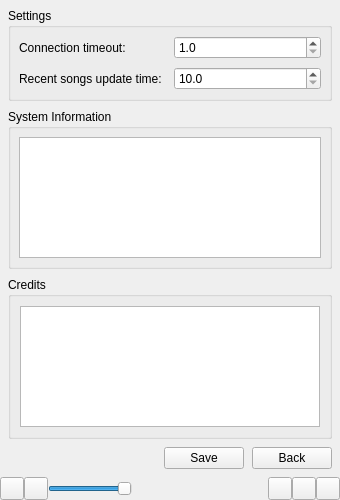
Old version of the form resources/gui/main-window.ui in the repository alexitx/eternal-radio-player.
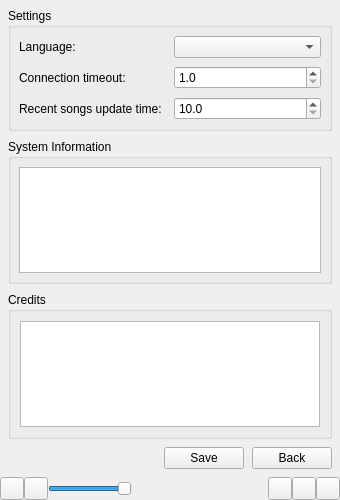
New version of the form. The open tabs and pages were chosen to show the change. Icons and pictures are not drawn. Custom widgets are drawn as their Qt base class.

Commit message: Implement i18n for GUI

```diff
--- a/resources/gui/main-window.ui
+++ b/resources/gui/main-window.ui
@@ -191,34 +191,21 @@
                <property name="spacing">
                 <number>8</number>
                </property>
-               <item row="0" column="0">
+               <item row="1" column="0">
                 <widget class="QLabel" name="connection_timeout_label">
                  <property name="text">
                   <string notr="true">Connection timeout:</string>
                  </property>
                 </widget>
                </item>
-               <item row="1" column="0">
+               <item row="2" column="0">
                 <widget class="QLabel" name="recent_songs_update_time_label">
                  <property name="text">
                   <string notr="true">Recent songs update time:</string>
                  </property>
                 </widget>
                </item>
-               <item row="0" column="1">
-                <widget class="QDoubleSpinBox" name="connection_timeout_input">
-                 <property name="decimals">
-                  <number>1</number>
-                 </property>
-                 <property name="minimum">
-                  <double>1.000000000000000</double>
-                 </property>
-                 <property name="maximum">
-                  <double>60.000000000000000</double>
-                 </property>
-                </widget>
-               </item>
-               <item row="1" column="1">
+               <item row="2" column="1">
                 <widget class="QDoubleSpinBox" name="recent_songs_update_time_input">
                  <property name="decimals">
                   <number>1</number>
@@ -231,6 +218,29 @@
                  </property>
                 </widget>
                </item>
+               <item row="1" column="1">
+                <widget class="QDoubleSpinBox" name="connection_timeout_input">
+                 <property name="decimals">
+                  <number>1</number>
+                 </property>
+                 <property name="minimum">
+                  <double>1.000000000000000</double>
+                 </property>
+                 <property name="maximum">
+                  <double>60.000000000000000</double>
+                 </property>
+                </widget>
+               </item>
+               <item row="0" column="0">
+                <widget class="QLabel" name="language_label">
+                 <property name="text">
+                  <string notr="true">Language:</string>
+                 </property>
+                </widget>
+               </item>
+               <item row="0" column="1">
+                <widget class="QComboBox" name="language_input"/>
+               </item>
               </layout>
              </widget>
             </item>
```
The commit also changes 7 other files.
